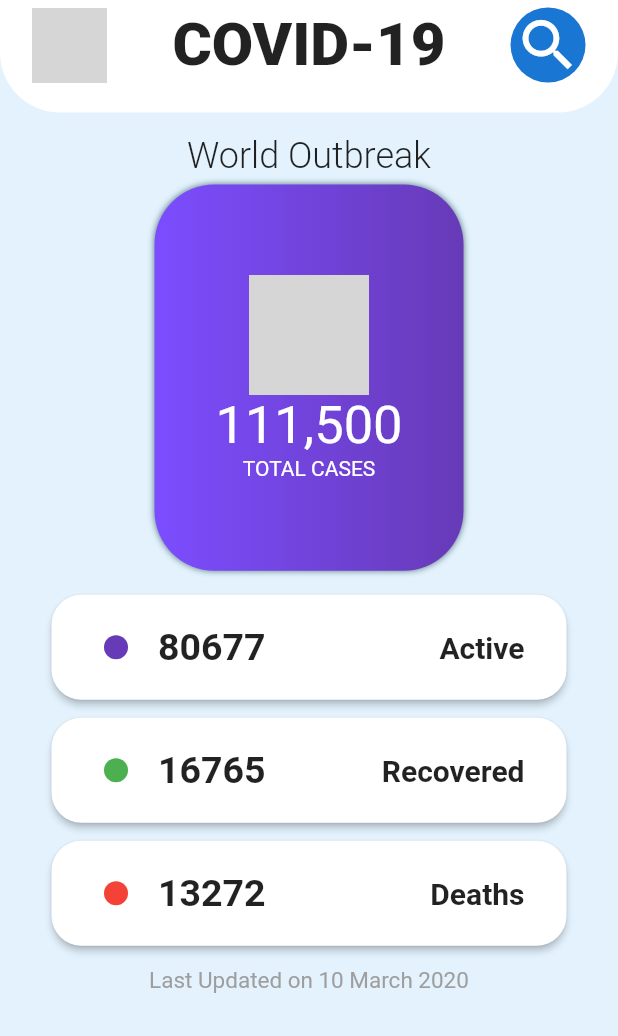
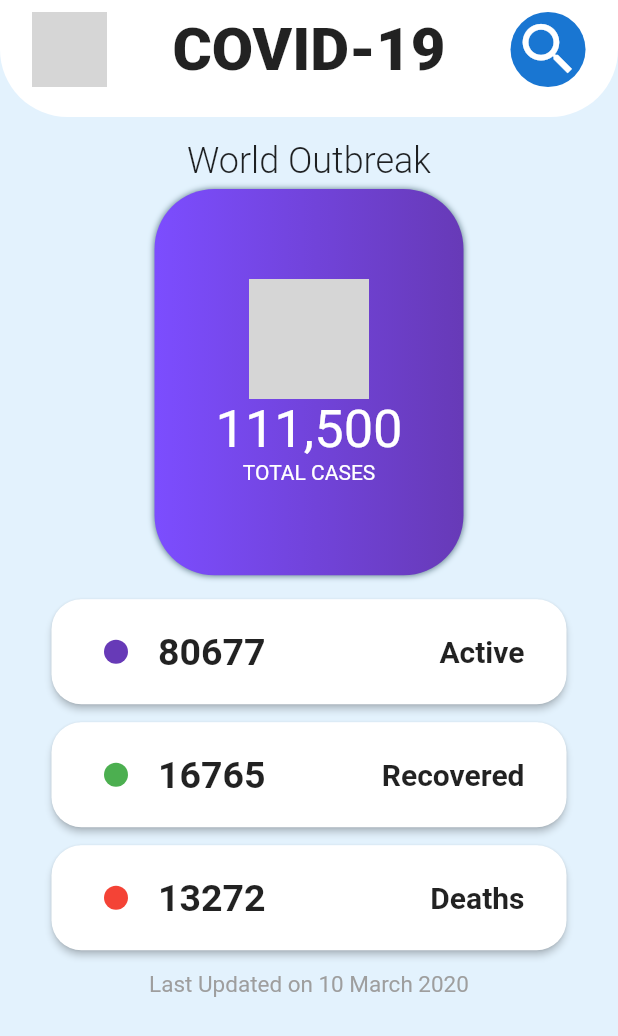
Before and after one commit to adarshbalu/covid_track, a Flutter app: the screen it shows after launch, on a phone screen of 412 x 824 dp. Shown: the top 1036 px of the screen. Run offline on Flutter 3.47's test engine with Material 2 defaults, Android fonts, the phone set to English and light mode, and no system bars; grey boxes are pictures that could not be loaded.

Commit message:
Basic UI Completed with widget refactor

```diff
--- a/lib/screens/home_page.dart
+++ b/lib/screens/home_page.dart
@@ -1,3 +1,5 @@
+import 'package:covidtrack/utils/constants.dart';
+import 'package:covidtrack/utils/widgets.dart';
 import 'package:flutter/cupertino.dart';
 import 'package:flutter/material.dart';
 
@@ -13,40 +15,8 @@ class _HomePageState extends State<HomePage> {
       body: SafeArea(
         child: Column(
           crossAxisAlignment: CrossAxisAlignment.center,
-          //mainAxisAlignment: MainAxisAlignment.spaceEvenly,
           children: <Widget>[
-//            SizedBox(
-//              height: 5,
-//            ),
-            Container(
-              padding: EdgeInsets.only(bottom: 20, top: 5),
-              decoration: BoxDecoration(
-                  color: Colors.white,
-                  borderRadius: BorderRadius.only(
-                      bottomLeft: Radius.circular(40),
-                      bottomRight: Radius.circular(40))),
-              child: Row(
-                mainAxisAlignment: MainAxisAlignment.spaceAround,
-                children: <Widget>[
-                  Image.asset(
-                    'assets/germ.png',
-                    width: 50,
-                  ),
-                  Text(
-                    'COVID-19',
-                    style: TextStyle(fontSize: 40, fontWeight: FontWeight.w900),
-                  ),
-                  CircleAvatar(
-                    radius: 25,
-                    child: Icon(
-                      Icons.search,
-                      color: Colors.white,
-                      size: 45,
-                    ),
-                  )
-                ],
-              ),
-            ),
+            AppHeader(),
             SizedBox(
               height: 15,
             ),
@@ -54,40 +24,7 @@ class _HomePageState extends State<HomePage> {
               'World Outbreak',
               style: TextStyle(fontSize: 24, fontWeight: FontWeight.w300),
             ),
-            Container(
-              padding: EdgeInsets.all(20),
-              margin: EdgeInsets.fromLTRB(20, 5, 20, 10),
-              width: MediaQuery.of(context).size.width / 2,
-              height: MediaQuery.of(context).size.height / 3.2,
-              decoration: BoxDecoration(
-                  gradient: LinearGradient(
-                    colors: [
-                      Colors.deepPurpleAccent,
-                      Colors.deepPurple,
-                    ],
-                  ),
-                  boxShadow: [BoxShadow(color: Colors.blueGrey, blurRadius: 3)],
-                  borderRadius: BorderRadius.circular(40)),
-              child: Column(
-                mainAxisAlignment: MainAxisAlignment.center,
-                children: <Widget>[
-                  Image.asset(
-                    'assets/sick.png',
-                    height: 80,
-                  ),
-                  Text(
-                    '111,500',
-                    style: TextStyle(color: Colors.white, fontSize: 35),
-                  ),
-                  Text(
-                    'TOTAL CASES',
-                    style: TextStyle(
-                      color: Colors.white,
-                    ),
-                  )
-                ],
-              ),
-            ),
+            CaseCard(),
             DataListTile(
               color: Colors.deepPurple,
               cases: 80677,
@@ -107,7 +44,7 @@ class _HomePageState extends State<HomePage> {
               padding: EdgeInsets.only(top: 8.0),
               child: Text(
                 'Last Updated on 10 March 2020',
-                style: TextStyle(color: Colors.grey, fontSize: 15),
+                style: kLastUpdatedTextStyle,
               ),
             ),
           ],
@@ -116,60 +53,3 @@ class _HomePageState extends State<HomePage> {
     );
   }
 }
-
-class DataListTile extends StatelessWidget {
-  Color color;
-  int cases;
-  String text;
-
-  DataListTile({this.text, this.color, this.cases});
-  @override
-  Widget build(BuildContext context) {
-    return Center(
-      child: Container(
-        margin: EdgeInsets.all(6),
-        height: 70,
-        width: MediaQuery.of(context).size.width / 1.2,
-        color: Colors.transparent,
-        child: Material(
-          color: Colors.white,
-          elevation: 2,
-          borderRadius: BorderRadius.circular(20),
-          child: Row(
-            mainAxisAlignment: MainAxisAlignment.spaceBetween,
-            children: <Widget>[
-              Row(
-                children: <Widget>[
-                  SizedBox(
-                    width: 10,
-                  ),
-                  Padding(
-                    padding: EdgeInsets.only(left: 25.0, right: 15),
-                    child: CircleAvatar(
-                      radius: 8,
-                      backgroundColor: color,
-                    ),
-                  ),
-                  SizedBox(
-                    width: 5,
-                  ),
-                  Text(
-                    cases.toString(),
-                    style: TextStyle(fontWeight: FontWeight.w700, fontSize: 25),
-                  )
-                ],
-              ),
-              Padding(
-                padding: EdgeInsets.only(right: 28.0),
-                child: Text(
-                  text,
-                  style: TextStyle(fontSize: 20, fontWeight: FontWeight.bold),
-                ),
-              )
-            ],
-          ),
-        ),
-      ),
-    );
-  }
-}
--- /dev/null
+++ b/lib/utils/constants.dart
@@ -0,0 +1,16 @@
+import 'package:flutter/material.dart';
+
+const kHeaderTextStyle = TextStyle(fontSize: 40, fontWeight: FontWeight.w900);
+
+const kSickImage = 'assets/sick.png';
+
+const kGermImage = 'assets/germ.png';
+
+const kCaseNumberTextStyle =
+    TextStyle(fontWeight: FontWeight.w700, fontSize: 25);
+
+const kCaseNameTextStyle = TextStyle(fontSize: 20, fontWeight: FontWeight.bold);
+
+const kTotalCaseNumberTextStyle = TextStyle(color: Colors.white, fontSize: 35);
+
+const kLastUpdatedTextStyle = TextStyle(color: Colors.grey, fontSize: 15);
--- /dev/null
+++ b/lib/utils/widgets.dart
@@ -0,0 +1,134 @@
+import 'package:covidtrack/utils/constants.dart';
+import 'package:flutter/material.dart';
+
+class AppHeader extends StatelessWidget {
+  @override
+  Widget build(BuildContext context) {
+    return Container(
+      padding: EdgeInsets.only(bottom: 20, top: 8),
+      decoration: BoxDecoration(
+          color: Colors.white,
+          borderRadius: BorderRadius.only(
+              bottomLeft: Radius.circular(45),
+              bottomRight: Radius.circular(45))),
+      child: Row(
+        mainAxisAlignment: MainAxisAlignment.spaceAround,
+        children: <Widget>[
+          Image.asset(
+            kGermImage,
+            width: 50,
+          ),
+          Text(
+            'COVID-19',
+            style: kHeaderTextStyle,
+          ),
+          CircleAvatar(
+            radius: 25,
+            child: Icon(
+              Icons.search,
+              color: Colors.white,
+              size: 45,
+            ),
+          )
+        ],
+      ),
+    );
+  }
+}
+
+class DataListTile extends StatelessWidget {
+  Color color;
+  int cases;
+  String text;
+
+  DataListTile({this.text, this.color, this.cases});
+  @override
+  Widget build(BuildContext context) {
+    return Center(
+      child: Container(
+        margin: EdgeInsets.all(6),
+        height: 70,
+        width: MediaQuery.of(context).size.width / 1.2,
+        color: Colors.transparent,
+        child: Material(
+          color: Colors.white,
+          elevation: 2,
+          borderRadius: BorderRadius.circular(20),
+          child: Row(
+            mainAxisAlignment: MainAxisAlignment.spaceBetween,
+            children: <Widget>[
+              Row(
+                children: <Widget>[
+                  SizedBox(
+                    width: 10,
+                  ),
+                  Padding(
+                    padding: EdgeInsets.only(left: 25.0, right: 15),
+                    child: CircleAvatar(
+                      radius: 8,
+                      backgroundColor: color,
+                    ),
+                  ),
+                  SizedBox(
+                    width: 5,
+                  ),
+                  Text(
+                    cases.toString(),
+                    style: kCaseNumberTextStyle,
+                  )
+                ],
+              ),
+              Padding(
+                padding: EdgeInsets.only(right: 28.0),
+                child: Text(
+                  text,
+                  style: kCaseNameTextStyle,
+                ),
+              )
+            ],
+          ),
+        ),
+      ),
+    );
+  }
+}
+
+class CaseCard extends StatelessWidget {
+  @override
+  Widget build(BuildContext context) {
+    return Container(
+      padding: EdgeInsets.all(20),
+      margin: EdgeInsets.fromLTRB(20, 5, 20, 10),
+      width: MediaQuery.of(context).size.width / 2,
+      height: MediaQuery.of(context).size.height / 3.2,
+      decoration: BoxDecoration(
+          gradient: LinearGradient(
+            colors: [
+              Colors.deepPurpleAccent,
+              Colors.deepPurple,
+            ],
+          ),
+          boxShadow: [BoxShadow(color: Colors.blueGrey, blurRadius: 3)],
+          borderRadius: BorderRadius.circular(40)),
+      child: Column(
+        mainAxisAlignment: MainAxisAlignment.center,
+        children: <Widget>[
+          Image.asset(
+            kSickImage,
+            height: 80,
+          ),
+          Text(
+            '111,500',
+            style: kTotalCaseNumberTextStyle,
+          ),
+          Text(
+            'TOTAL CASES',
+            style: TextStyle(
+              color: Colors.white,
+            ),
+          )
+        ],
+      ),
+    );
+  }
+}
```
